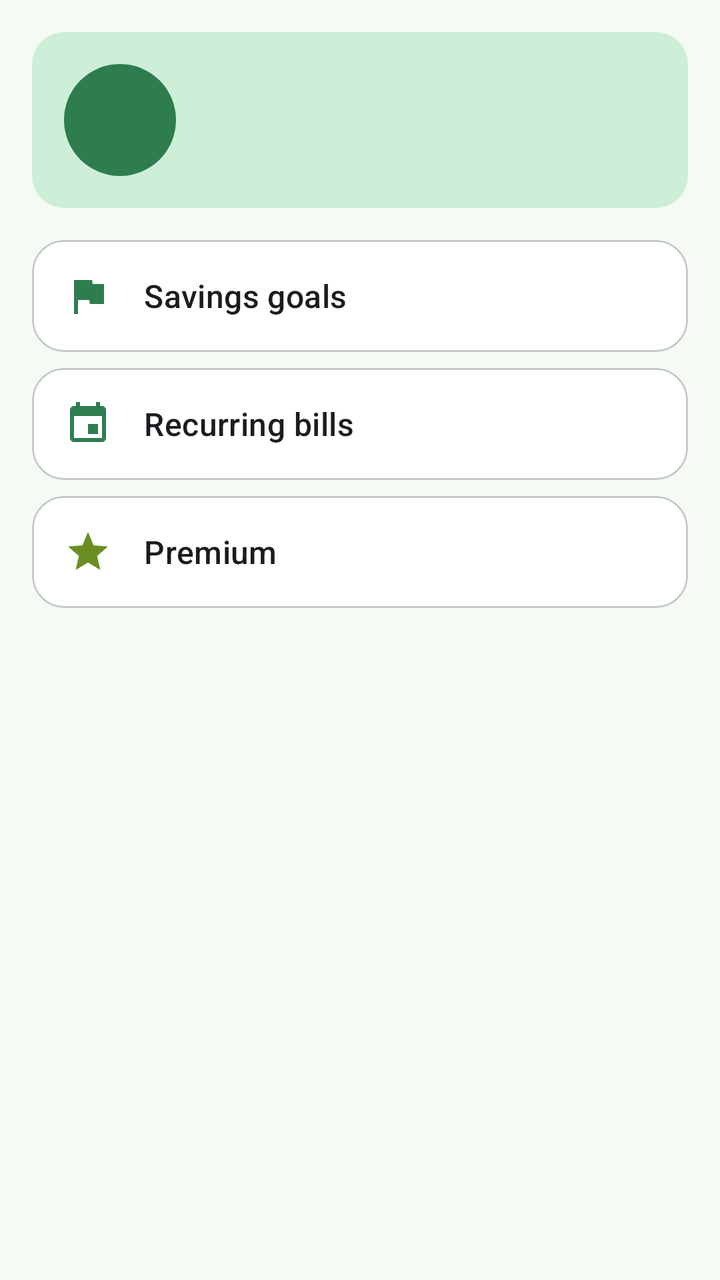
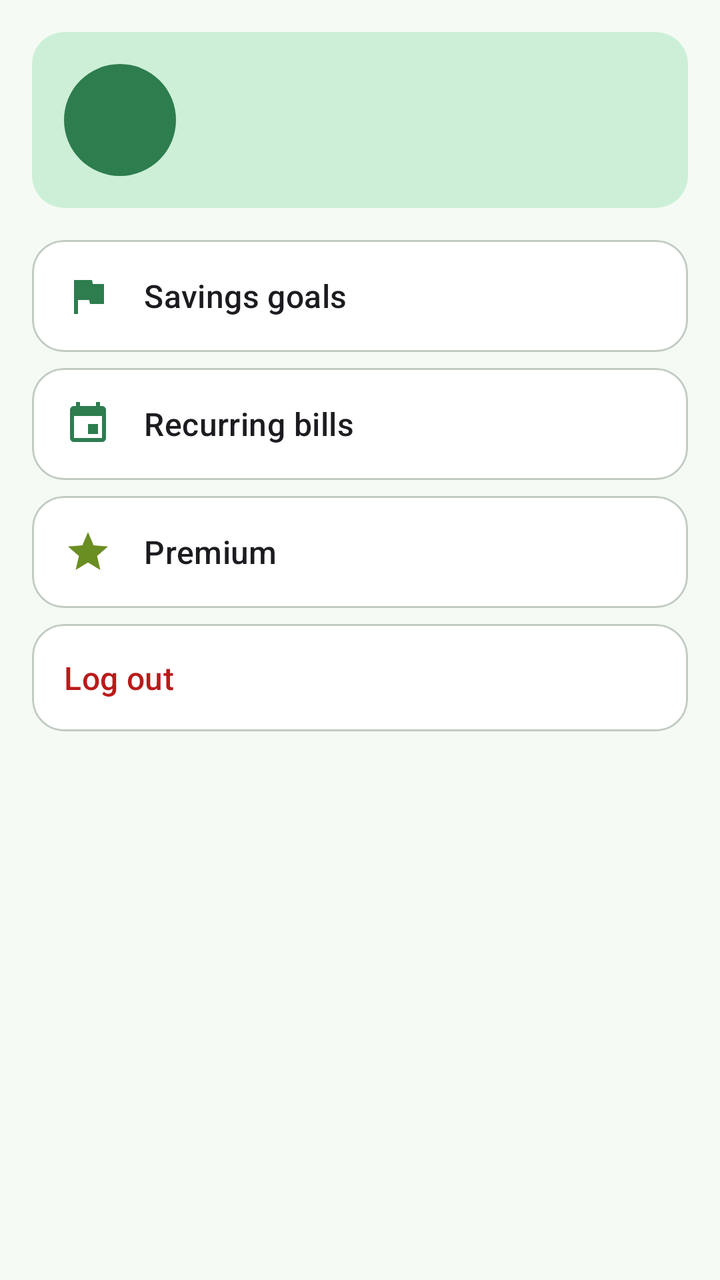

The first picture is an Android layout as it rendered before a commit; the second is the same layout after the commit. The layout source and the unified diff follow.
<!-- AndroidManifest.xml: application theme Theme.MyWallet -->
<!-- res/layout/fragment_more.xml -->
<?xml version="1.0" encoding="utf-8"?>
<ScrollView xmlns:android="http://schemas.android.com/apk/res/android"
    android:layout_width="match_parent"
    android:layout_height="match_parent">

    <LinearLayout
        android:layout_width="match_parent"
        android:layout_height="wrap_content"
        android:orientation="vertical"
        android:padding="16dp">

        
        <com.google.android.material.card.MaterialCardView
            android:id="@+id/profileCard"
            style="@style/Widget.MyWallet.Card.Highlight"
            android:layout_width="match_parent"
            android:layout_height="wrap_content"
            android:layout_marginBottom="16dp"
            android:clickable="true"
            android:focusable="true">

            <LinearLayout
                android:layout_width="match_parent"
                android:layout_height="wrap_content"
                android:gravity="center_vertical"
                android:orientation="horizontal"
                android:padding="16dp">

                <TextView
                    android:id="@+id/userInitial"
                    android:layout_width="56dp"
                    android:layout_height="56dp"
                    android:background="@drawable/bg_circle"
                    android:gravity="center"
                    android:textAppearance="?attr/textAppearanceTitleLarge"
                    android:textColor="@color/md_onPrimary" />

                <LinearLayout
                    android:layout_width="0dp"
                    android:layout_height="wrap_content"
                    android:layout_marginStart="16dp"
                    android:layout_weight="1"
                    android:orientation="vertical">

                    <TextView
                        android:id="@+id/userName"
                        android:layout_width="match_parent"
                        android:layout_height="wrap_content"
                        android:textAppearance="?attr/textAppearanceTitleMedium"
                        android:textColor="@color/md_onPrimaryContainer" />

                    <TextView
                        android:id="@+id/planBadge"
                        android:layout_width="wrap_content"
                        android:layout_height="wrap_content"
                        android:layout_marginTop="2dp"
                        android:textAppearance="?attr/textAppearanceLabelLarge"
                        android:textColor="@color/md_primary" />
                </LinearLayout>
            </LinearLayout>
        </com.google.android.material.card.MaterialCardView>

        
        <com.google.android.material.card.MaterialCardView
            android:id="@+id/goalsRow"
            android:layout_width="match_parent"
            android:layout_height="wrap_content"
            android:layout_marginBottom="8dp"
            android:clickable="true"
            android:focusable="true">

            <LinearLayout
                android:layout_width="match_parent"
                android:layout_height="wrap_content"
                android:gravity="center_vertical"
                android:orientation="horizontal"
                android:padding="16dp">

                <ImageView
                    android:layout_width="24dp"
                    android:layout_height="24dp"
                    android:importantForAccessibility="no"
                    android:src="@drawable/ic_flag"
                    app:tint="@color/md_primary"
                    xmlns:app="http://schemas.android.com/apk/res-auto" />

                <TextView
                    android:layout_width="0dp"
                    android:layout_height="wrap_content"
                    android:layout_marginStart="16dp"
                    android:layout_weight="1"
                    android:text="@string/title_goals"
                    android:textAppearance="?attr/textAppearanceTitleMedium" />
            </LinearLayout>
        </com.google.android.material.card.MaterialCardView>

        <com.google.android.material.card.MaterialCardView
            android:id="@+id/billsRow"
            android:layout_width="match_parent"
            android:layout_height="wrap_content"
            android:layout_marginBottom="8dp"
            android:clickable="true"
            android:focusable="true">

            <LinearLayout
                android:layout_width="match_parent"
                android:layout_height="wrap_content"
                android:gravity="center_vertical"
                android:orientation="horizontal"
                android:padding="16dp">

                <ImageView
                    android:layout_width="24dp"
                    android:layout_height="24dp"
                    android:importantForAccessibility="no"
                    android:src="@drawable/ic_event"
                    app:tint="@color/md_primary"
                    xmlns:app="http://schemas.android.com/apk/res-auto" />

                <TextView
                    android:layout_width="0dp"
                    android:layout_height="wrap_content"
                    android:layout_marginStart="16dp"
                    android:layout_weight="1"
                    android:text="@string/title_bills"
                    android:textAppearance="?attr/textAppearanceTitleMedium" />
            </LinearLayout>
        </com.google.android.material.card.MaterialCardView>

        <com.google.android.material.card.MaterialCardView
            android:id="@+id/premiumRow"
            android:layout_width="match_parent"
            android:layout_height="wrap_content"
            android:layout_marginBottom="8dp"
            android:clickable="true"
            android:focusable="true">

            <LinearLayout
                android:layout_width="match_parent"
                android:layout_height="wrap_content"
                android:gravity="center_vertical"
                android:orientation="horizontal"
                android:padding="16dp">

                <ImageView
                    android:layout_width="24dp"
                    android:layout_height="24dp"
                    android:importantForAccessibility="no"
                    android:src="@drawable/ic_star"
                    app:tint="@color/md_tertiary"
                    xmlns:app="http://schemas.android.com/apk/res-auto" />

                <TextView
                    android:layout_width="0dp"
                    android:layout_height="wrap_content"
                    android:layout_marginStart="16dp"
                    android:layout_weight="1"
                    android:text="@string/title_premium"
                    android:textAppearance="?attr/textAppearanceTitleMedium" />
            </LinearLayout>
        </com.google.android.material.card.MaterialCardView>
    </LinearLayout>
</ScrollView>
<!-- resources referenced by this layout -->
<resources>
  <color name="md_onPrimary">#FFFFFF</color>
  <color name="md_onPrimaryContainer">#06391D</color>
  <color name="md_primary">#2E7D4F</color>
  <color name="md_tertiary">#6B8E23</color>
  <!-- drawable bg_circle (drawable) -->
  <?xml version="1.0" encoding="utf-8"?>
  <shape xmlns:android="http://schemas.android.com/apk/res/android" android:shape="oval">
      <solid android:color="@color/md_primary" />
  </shape>
  <!-- drawable ic_flag (drawable) -->
  <vector xmlns:android="http://schemas.android.com/apk/res/android"
      android:width="24dp" android:height="24dp"
      android:viewportWidth="24" android:viewportHeight="24">
      <path android:fillColor="@android:color/white" android:pathData="M14.4,6L14,4H5v17h2v-7h5.6l0.4,2h7V6z" />
  </vector>
  <!-- drawable ic_star (drawable) -->
  <vector xmlns:android="http://schemas.android.com/apk/res/android"
      android:width="24dp" android:height="24dp"
      android:viewportWidth="24" android:viewportHeight="24">
      <path android:fillColor="@android:color/white" android:pathData="M12,17.27L18.18,21l-1.64,-7.03L22,9.24l-7.19,-0.61L12,2 9.19,8.63 2,9.24l5.46,4.73L5.82,21z" />
  </vector>
  <string name="title_bills">Recurring bills</string>
  <string name="title_goals">Savings goals</string>
  <string name="title_premium">Premium</string>
  <style name="Widget.MyWallet.Card.Highlight">
          <item name="cardBackgroundColor">@color/md_primaryContainer</item>
          <item name="strokeWidth">0dp</item>
      </style>
  <color name="md_primaryContainer">#CDEFD8</color>
  <color name="md_secondary">#55796A</color>
  <color name="md_onSecondary">#FFFFFF</color>
  <color name="md_secondaryContainer">#D9ECE0</color>
  <color name="md_onSecondaryContainer">#10291C</color>
  <color name="md_onTertiary">#FFFFFF</color>
  <color name="md_tertiaryContainer">#E8F3CF</color>
  <color name="md_onTertiaryContainer">#243306</color>
  <color name="md_background">#F5FAF4</color>
  <color name="md_surface">#F5FAF4</color>
  <color name="md_onSurface">#171D18</color>
  <color name="md_onBackground">#171D18</color>
  <color name="md_surfaceVariant">#DCE6DD</color>
  <color name="md_onSurfaceVariant">#414942</color>
  <color name="md_outline">#717A72</color>
  <color name="md_outlineVariant">#C1CBC2</color>
  <color name="md_surfaceContainerLowest">#FFFFFF</color>
  <color name="md_surfaceContainerLow">#EFF6EE</color>
  <color name="md_surfaceContainer">#E9F1E8</color>
  <color name="md_surfaceContainerHigh">#E3ECE2</color>
  <color name="md_surfaceContainerHighest">#DEE6DD</color>
  <color name="md_error">#BA1A1A</color>
  <color name="md_onError">#FFFFFF</color>
  <color name="md_errorContainer">#FFDAD6</color>
  <color name="md_onErrorContainer">#410002</color>
  <style name="ShapeAppearance.MyWallet.Small" parent="ShapeAppearance.Material3.SmallComponent">
          <item name="cornerFamily">rounded</item>
          <item name="cornerSize">12dp</item>
      </style>
  <style name="ShapeAppearance.MyWallet.Medium" parent="ShapeAppearance.Material3.MediumComponent">
          <item name="cornerFamily">rounded</item>
          <item name="cornerSize">16dp</item>
      </style>
  <style name="ShapeAppearance.MyWallet.Large" parent="ShapeAppearance.Material3.LargeComponent">
          <item name="cornerFamily">rounded</item>
          <item name="cornerSize">24dp</item>
      </style>
  <style name="Widget.MyWallet.Card" parent="Widget.Material3.CardView.Filled">
          <item name="cardBackgroundColor">@color/md_surfaceContainerLowest</item>
          <item name="cardCornerRadius">16dp</item>
          <item name="cardElevation">0dp</item>
          <item name="strokeColor">@color/md_outlineVariant</item>
          <item name="strokeWidth">1dp</item>
      </style>
  <!-- unchanged entries left out for length: 2 -->
</resources>

<!-- the commit's change to res/layout/fragment_more.xml (unified diff, before → after) -->
@@ -159,5 +159,22 @@
                     android:textAppearance="?attr/textAppearanceTitleMedium" />
             </LinearLayout>
         </com.google.android.material.card.MaterialCardView>
+
+        <com.google.android.material.card.MaterialCardView
+            android:id="@+id/logoutRow"
+            android:layout_width="match_parent"
+            android:layout_height="wrap_content"
+            android:layout_marginBottom="8dp"
+            android:clickable="true"
+            android:focusable="true">
+
+            <TextView
+                android:layout_width="match_parent"
+                android:layout_height="wrap_content"
+                android:padding="16dp"
+                android:text="@string/action_logout"
+                android:textAppearance="?attr/textAppearanceTitleMedium"
+                android:textColor="@color/md_error" />
+        </com.google.android.material.card.MaterialCardView>
     </LinearLayout>
 </ScrollView>
<!-- resource entries referenced after the edit -->
@@ -21,6 +21,7 @@
       android:viewportWidth="24" android:viewportHeight="24">
       <path android:fillColor="@android:color/white" android:pathData="M12,17.27L18.18,21l-1.64,-7.03L22,9.24l-7.19,-0.61L12,2 9.19,8.63 2,9.24l5.46,4.73L5.82,21z" />
   </vector>
+  <string name="action_logout">Log out</string>
   <string name="title_bills">Recurring bills</string>
   <string name="title_goals">Savings goals</string>
   <string name="title_premium">Premium</string>
